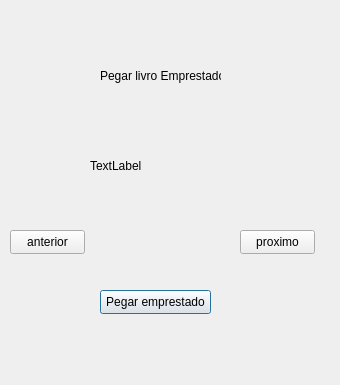
First picture: the form in GUI_BIBLIOTECA/loanbookwindow.ui, repository gabriotz/Project-edoo, before the edit.
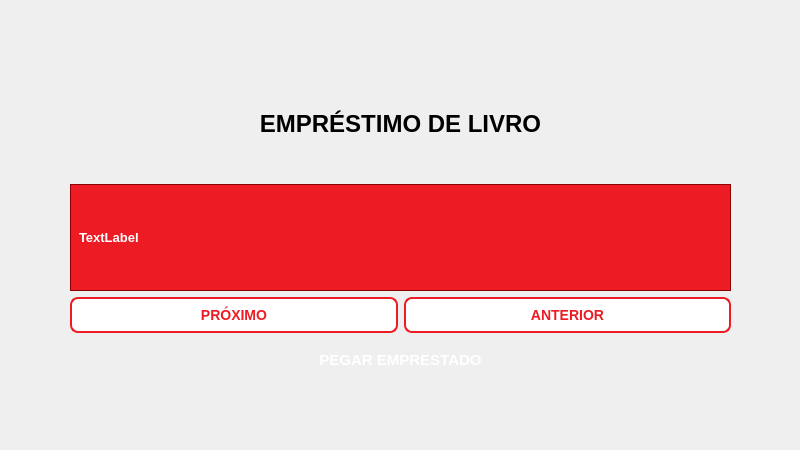
Second picture: the form after the edit.

```diff
--- a/GUI_BIBLIOTECA/loanbookwindow.ui
+++ b/GUI_BIBLIOTECA/loanbookwindow.ui
@@ -6,77 +6,106 @@
    <rect>
     <x>0</x>
     <y>0</y>
-    <width>340</width>
-    <height>385</height>
+    <width>800</width>
+    <height>450</height>
    </rect>
   </property>
   <property name="windowTitle">
    <string>Dialog</string>
   </property>
-  <widget class="QLabel" name="label">
+  <widget class="QWidget" name="layoutWidget">
    <property name="geometry">
     <rect>
-     <x>100</x>
-     <y>60</y>
-     <width>121</width>
-     <height>31</height>
+     <x>70</x>
+     <y>70</y>
+     <width>661</width>
+     <height>311</height>
     </rect>
    </property>
-   <property name="text">
-    <string>Pegar livro Emprestado</string>
-   </property>
-  </widget>
-  <widget class="QLabel" name="bookLabel">
-   <property name="geometry">
-    <rect>
-     <x>90</x>
-     <y>140</y>
-     <width>161</width>
-     <height>51</height>
-    </rect>
-   </property>
-   <property name="text">
-    <string>TextLabel</string>
-   </property>
-  </widget>
-  <widget class="QPushButton" name="loanButton">
-   <property name="geometry">
-    <rect>
-     <x>100</x>
-     <y>290</y>
-     <width>111</width>
-     <height>24</height>
-    </rect>
-   </property>
-   <property name="text">
-    <string>Pegar emprestado</string>
-   </property>
-  </widget>
-  <widget class="QPushButton" name="previousButton">
-   <property name="geometry">
-    <rect>
-     <x>10</x>
-     <y>230</y>
-     <width>75</width>
-     <height>24</height>
-    </rect>
-   </property>
-   <property name="text">
-    <string>anterior</string>
-   </property>
-  </widget>
-  <widget class="QPushButton" name="nextButton">
-   <property name="geometry">
-    <rect>
-     <x>240</x>
-     <y>230</y>
-     <width>75</width>
-     <height>24</height>
-    </rect>
-   </property>
-   <property name="text">
-    <string>proximo</string>
-   </property>
+   <layout class="QVBoxLayout" name="verticalLayout">
+    <item>
+     <widget class="QLabel" name="label">
+      <property name="text">
+       <string>&lt;html&gt;&lt;head/&gt;&lt;body&gt;&lt;p align=&quot;center&quot;&gt;&lt;span style=&quot; font-size:18pt; font-weight:700;&quot;&gt;EMPRÉSTIMO DE LIVRO&lt;/span&gt;&lt;/p&gt;&lt;/body&gt;&lt;/html&gt;</string>
+      </property>
+     </widget>
+    </item>
+    <item>
+     <widget class="QLabel" name="bookLabel">
+      <property name="styleSheet">
+       <string notr="true">    background-color: #ED1C24; /* Fundo vermelho CIn */
+    color: white; /* Texto branco */
+    padding: 5px;
+    border: 1px solid #8B0000; /* Borda entre as seções */
+    font-family: &quot;Segoe UI&quot;;
+    font-weight: bold;
+    font-size: 10pt;</string>
+      </property>
+      <property name="text">
+       <string>TextLabel</string>
+      </property>
+     </widget>
+    </item>
+    <item>
+     <layout class="QHBoxLayout" name="horizontalLayout">
+      <item>
+       <widget class="QPushButton" name="nextButton">
+        <property name="styleSheet">
+         <string notr="true">background-color: white;
+color: #ED1C24;
+border: 2px solid #ED1C24;
+padding: 8px 16px;
+font-size: 14px;
+font-weight: bold;
+border-radius: 8px;
+font: 700 12pt &quot;Segoe UI&quot;;</string>
+        </property>
+        <property name="text">
+         <string>PRÓXIMO</string>
+        </property>
+       </widget>
+      </item>
+      <item>
+       <widget class="QPushButton" name="previousButton">
+        <property name="styleSheet">
+         <string notr="true">background-color: white;
+color: #ED1C24;
+border: 2px solid #ED1C24;
+padding: 8px 16px;
+font-size: 14px;
+font-weight: bold;
+border-radius: 8px;
+font: 700 12pt &quot;Segoe UI&quot;;</string>
+        </property>
+        <property name="text">
+         <string>ANTERIOR</string>
+        </property>
+       </widget>
+      </item>
+     </layout>
+    </item>
+    <item>
+     <widget class="QPushButton" name="loanButton">
+      <property name="styleSheet">
+       <string notr="true">background: qlineargradient(
+    x1:0, y1:0, x2:1, y2:0,
+    stop:0 #8B0000, stop:1 #ED1C24
+);
+color: white;
+border: none;
+padding: 12px 20px;
+font-size: 15px;
+font-weight: bold;
+border-radius: 10px;
+text-align: center;
+</string>
+      </property>
+      <property name="text">
+       <string>PEGAR EMPRESTADO</string>
+      </property>
+     </widget>
+    </item>
+   </layout>
   </widget>
  </widget>
  <resources/>
```
